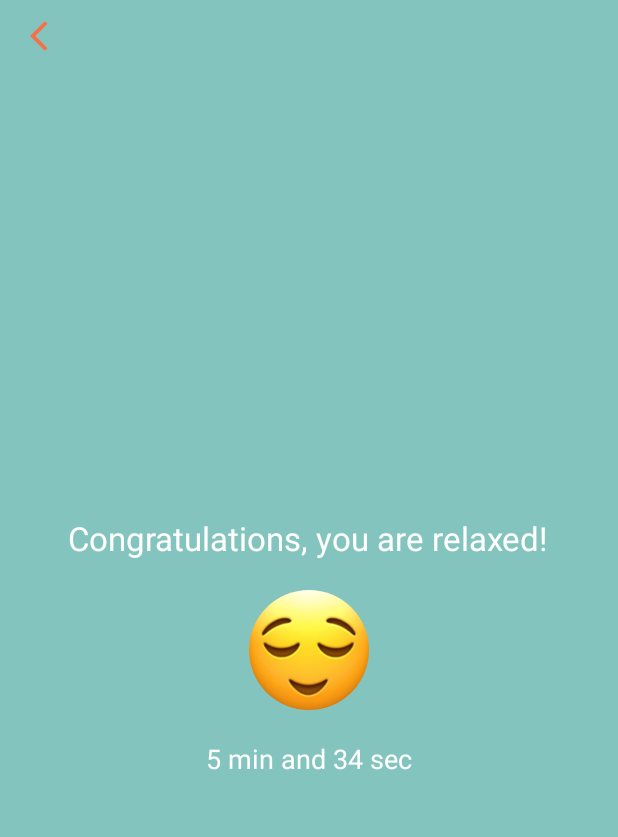
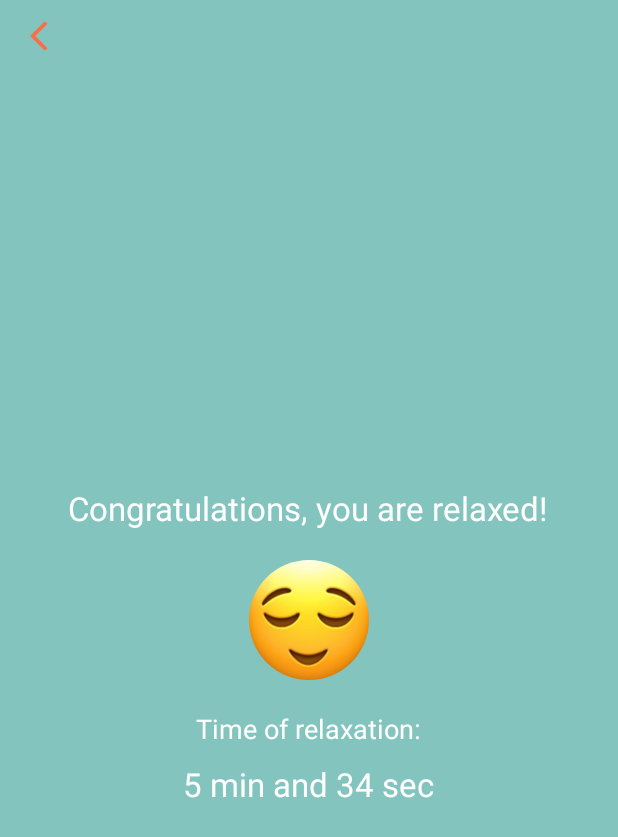
Before and after one commit to minesamaro/MuseCMEB, an Android app: the layout end_of_session.xml on its own in the app's theme, with its tools: preview values and no code run, on a phone screen of 412 x 824 dp. Shown: the top 837 px of the screen. Run offline under Robolectric (Android 15) with nearby library versions, the phone set to English and light mode, and no system bars.

Commit message:
end of session layout updated

```diff
--- a/App/app/src/main/res/layout/end_of_session.xml
+++ b/App/app/src/main/res/layout/end_of_session.xml
@@ -44,12 +44,21 @@
             android:layout_marginBottom="10dp" />
 
         <TextView
+            android:id="@+id/secondLineTextView"
+            android:layout_width="wrap_content"
+            android:layout_height="wrap_content"
+            android:layout_marginBottom="10dp"
+            android:text="Time of relaxation:"
+            android:textSize="18sp"
+            android:textColor="#FFFFFF" />
+
+        <TextView
             android:id="@+id/sessionTimeTextView"
             android:layout_width="wrap_content"
             android:layout_height="wrap_content"
             android:layout_marginBottom="10dp"
             android:text="5 min and 34 sec"
-            android:textSize="18sp"
+            android:textSize="22sp"
             android:textColor="#FFFFFF"/>
     </LinearLayout>
 </LinearLayout>
```
